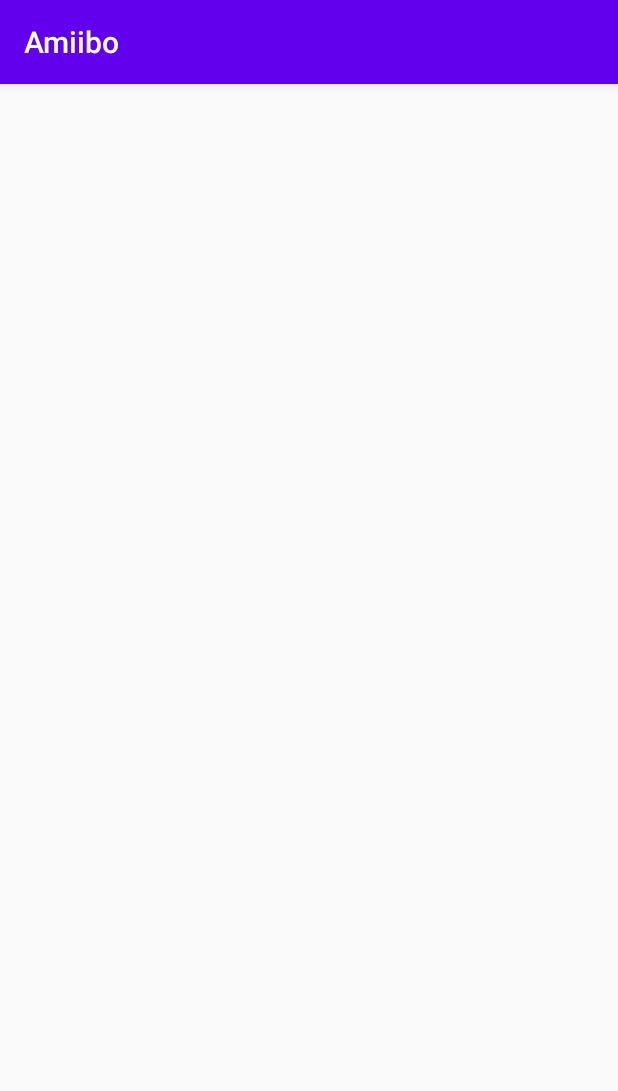
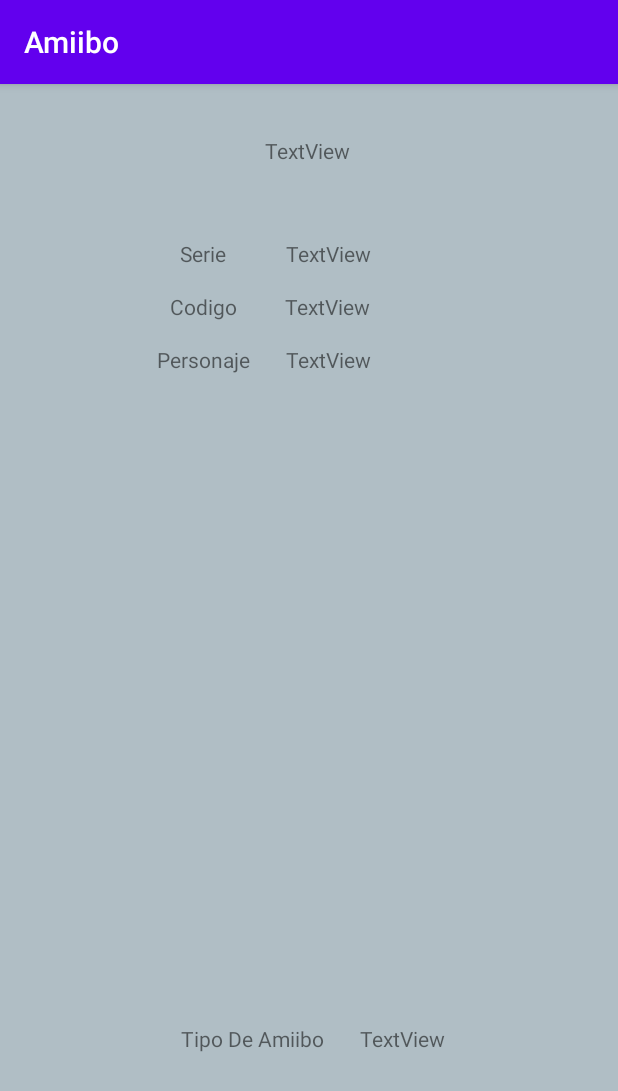
Before and after one commit to AlejandroPerezGarcia/ProyectoFinalCurso, an Android app: the fragment AmiiboDetailFragment placed in its activity, on a phone screen of 412 x 824 dp. Shown: the top 1091 px of the screen. Run offline under Robolectric (Android 15) with nearby library versions, the phone set to English and light mode, and no system bars; our stand-ins replace Picasso, Room's generated code; pictures from the network do not load.

Commit message:
Funcionando Detalle

```diff
--- a/app/src/main/java/cl/alejandroperez/amiibo/view/AmiiboDetailFragment.kt
+++ b/app/src/main/java/cl/alejandroperez/amiibo/view/AmiiboDetailFragment.kt
@@ -5,29 +5,29 @@ import androidx.fragment.app.Fragment
 import android.view.LayoutInflater
 import android.view.View
 import android.view.ViewGroup
+import androidx.fragment.app.activityViewModels
+import androidx.lifecycle.Observer
 import cl.alejandroperez.amiibo.R
+import cl.alejandroperez.amiibo.viewmodel.AmiiboViewModel
+import com.squareup.picasso.Picasso
+import kotlinx.android.synthetic.main.fragment_amiibo_detail.*
+import kotlinx.android.synthetic.main.list_amiibo.view.*
 
-// TODO: Rename parameter arguments, choose names that match
-// the fragment initialization parameters, e.g. ARG_ITEM_NUMBER
+
 private const val ARG_PARAM1 = "param1"
 private const val ARG_PARAM2 = "param2"
 
-/**
- * A simple [Fragment] subclass.
- * Use the [AmiiboDetailFragment.newInstance] factory method to
- * create an instance of this fragment.
- */
+
 class AmiiboDetailFragment : Fragment() {
-    // TODO: Rename and change types of parameters
+
+    private val amiiboViewModel : AmiiboViewModel by activityViewModels()
+
     private var param1: String? = null
     private var param2: String? = null
 
     override fun onCreate(savedInstanceState: Bundle?) {
         super.onCreate(savedInstanceState)
-        arguments?.let {
-            param1 = it.getString(ARG_PARAM1)
-            param2 = it.getString(ARG_PARAM2)
-        }
+
     }
 
     override fun onCreateView(
@@ -39,15 +39,7 @@ class AmiiboDetailFragment : Fragment() {
     }
 
     companion object {
-        /**
-         * Use this factory method to create a new instance of
-         * this fragment using the provided parameters.
-         *
-         * @param param1 Parameter 1.
-         * @param param2 Parameter 2.
-         * @return A new instance of fragment AmiiboDetailFragment.
-         */
-        // TODO: Rename and change types and number of parameters
+
         @JvmStatic
         fun newInstance(param1: String, param2: String) =
             AmiiboDetailFragment().apply {
@@ -57,4 +49,21 @@ class AmiiboDetailFragment : Fragment() {
                 }
             }
     }
+
+    override fun onViewCreated(view: View, savedInstanceState: Bundle?) {
+        super.onViewCreated(view, savedInstanceState)
+        amiiboViewModel.datoSelecionado.observe(viewLifecycleOwner, Observer {
+
+            textViewName.text = it.name
+            textViewGameSerie.text = it.gameSeries
+            textViewTail.text = it.tail
+            textViewCharacter.text = it.character
+            textViewType.text = it.type
+            Picasso.get().load(it.image).into(imageViewDetail)
+
+          //Picasso.get().load(amiiboDataset.get(position).image).into(holder.image.imageViewImage)
+
+        })
+    }
+
 }
--- a/app/src/main/java/cl/alejandroperez/amiibo/view/AmiiboListFragment.kt
+++ b/app/src/main/java/cl/alejandroperez/amiibo/view/AmiiboListFragment.kt
@@ -41,7 +41,6 @@ class AmiiboListFragment : Fragment() {
 
         @JvmStatic
         fun newInstance(param1: String, param2: String) = AmiiboListFragment()
-
     }
 
     override fun onViewCreated(view: View, savedInstanceState: Bundle?) {
@@ -49,8 +48,6 @@ class AmiiboListFragment : Fragment() {
         adapter = AmiiboAdapter(amiiboList)
         amiiboRecyclerView.adapter = adapter
         val amiiboViewModel : AmiiboViewModel by activityViewModels()
-
-
 
         amiiboViewModel.listAmiibo.observe(viewLifecycleOwner,Observer {
             Log.d("fragment" , "$it")
@@ -60,6 +57,8 @@ class AmiiboListFragment : Fragment() {
 
         adapter.amiiboSelect.observe(viewLifecycleOwner,Observer{
             Log.d("lifeCyclearOwner", " Amiibo selecionado $it")
+
+            amiiboViewModel.selecionado(it)
             requireActivity().supportFragmentManager.beginTransaction()
                 .replace(R.id.fragment,AmiiboDetailFragment.newInstance("",""), "detail")
                 .addToBackStack("detail")
--- a/app/src/main/java/cl/alejandroperez/amiibo/view/MainActivity.kt
+++ b/app/src/main/java/cl/alejandroperez/amiibo/view/MainActivity.kt
@@ -14,8 +14,8 @@ class MainActivity : AppCompatActivity() {
         setContentView(R.layout.activity_main)
         Log.d("activiti" , "hola")
 
-
+           supportFragmentManager.beginTransaction()
+           .add(R.id.fragment,AmiiboListFragment.newInstance("",""), "vista")
+           .commit()
     }
-
-
 }
--- a/app/src/main/java/cl/alejandroperez/amiibo/viewmodel/AmiiboViewModel.kt
+++ b/app/src/main/java/cl/alejandroperez/amiibo/viewmodel/AmiiboViewModel.kt
@@ -4,6 +4,7 @@ import android.app.Application
 import android.util.Log
 import androidx.lifecycle.AndroidViewModel
 import androidx.lifecycle.LiveData
+import androidx.lifecycle.MutableLiveData
 import cl.alejandroperez.amiibo.model.api.Repository
 import cl.alejandroperez.amiibo.model.api.db.EntityAmiibo
 
@@ -12,11 +13,14 @@ class AmiiboViewModel (application: Application) : AndroidViewModel(application)
     private var repository: Repository = Repository(application)
     var listAmiibo : LiveData<List<EntityAmiibo>> = repository.listAmiibo
 
+    init {
+        repository = Repository(application)
+        repository.loadApiAmiibo()
+      }
+    val datoSelecionado = MutableLiveData<EntityAmiibo>()
 
-    init {
-        Log.d("repository2" , "${Repository(application)}")
-        repository = Repository(application)
-        Log.d("repository3", "${repository.loadApiAmiibo()}")
-        repository.loadApiAmiibo()
+    fun selecionado(amiibo: EntityAmiibo){
+        datoSelecionado.value = amiibo
     }
+
 }
--- a/app/src/main/res/layout/activity_main.xml
+++ b/app/src/main/res/layout/activity_main.xml
@@ -6,9 +6,9 @@
     android:layout_height="match_parent"
     tools:context=".view.MainActivity">
 
-    <fragment
+    <FrameLayout
         android:id="@+id/fragment"
-        android:name="cl.alejandroperez.amiibo.view.AmiiboListFragment"
+
         android:layout_width="0dp"
         android:layout_height="0dp"
         app:layout_constraintBottom_toBottomOf="parent"
--- a/app/src/main/res/layout/fragment_amiibo_detail.xml
+++ b/app/src/main/res/layout/fragment_amiibo_detail.xml
@@ -1,20 +1,130 @@
 <?xml version="1.0" encoding="utf-8"?>
-<FrameLayout xmlns:android="http://schemas.android.com/apk/res/android"
+<androidx.constraintlayout.widget.ConstraintLayout xmlns:android="http://schemas.android.com/apk/res/android"
     xmlns:app="http://schemas.android.com/apk/res-auto"
     xmlns:tools="http://schemas.android.com/tools"
     android:layout_width="match_parent"
     android:layout_height="match_parent"
+    android:background="@color/colorList"
     tools:context=".view.AmiiboDetailFragment">
 
-    <!-- TODO: Update blank fragment layout -->
-    <TextView
-        android:layout_width="match_parent"
-        android:layout_height="match_parent" />
+    <androidx.constraintlayout.widget.Guideline
+        android:id="@+id/guideline2"
+        android:layout_width="wrap_content"
+        android:layout_height="wrap_content"
+        android:orientation="horizontal"
+        app:layout_constraintGuide_begin="251dp" />
+
+    <androidx.constraintlayout.widget.Guideline
+        android:id="@+id/guideline3"
+        android:layout_width="wrap_content"
+        android:layout_height="wrap_content"
+        android:orientation="horizontal"
+        app:layout_constraintGuide_begin="504dp" />
 
     <ImageView
-        android:id="@+id/imageView"
+        android:id="@+id/imageViewDetail"
+        android:layout_width="0dp"
+        android:layout_height="0dp"
+        app:layout_constraintBottom_toTopOf="@+id/guideline3"
+        app:layout_constraintEnd_toEndOf="parent"
+        app:layout_constraintStart_toStartOf="parent"
+        app:layout_constraintTop_toTopOf="@+id/guideline2"
+        tools:src="@tools:sample/avatars" />
+
+    <TextView
+        android:id="@+id/textView2"
         android:layout_width="wrap_content"
         android:layout_height="wrap_content"
-        tools:src="@tools:sample/avatars" />
+        android:text="Tipo De Amiibo"
+        app:layout_constraintBottom_toBottomOf="parent"
+        app:layout_constraintEnd_toEndOf="parent"
+        app:layout_constraintHorizontal_bias="0.38"
+        app:layout_constraintStart_toStartOf="parent"
+        app:layout_constraintTop_toTopOf="@+id/guideline3"
+        app:layout_constraintVertical_bias="0.501" />
 
-</FrameLayout>
+    <TextView
+        android:id="@+id/textViewType"
+        android:layout_width="wrap_content"
+        android:layout_height="wrap_content"
+        android:layout_marginStart="24dp"
+        android:text="TextView"
+        app:layout_constraintBottom_toBottomOf="@+id/textView2"
+        app:layout_constraintStart_toEndOf="@+id/textView2"
+        app:layout_constraintTop_toTopOf="@+id/textView2" />
+
+    <TextView
+        android:id="@+id/textViewName"
+        android:layout_width="wrap_content"
+        android:layout_height="wrap_content"
+        android:text="TextView"
+        app:layout_constraintBottom_toTopOf="@+id/guideline2"
+        app:layout_constraintEnd_toEndOf="parent"
+        app:layout_constraintHorizontal_bias="0.498"
+        app:layout_constraintStart_toStartOf="parent"
+        app:layout_constraintTop_toTopOf="parent"
+        app:layout_constraintVertical_bias="0.151" />
+
+    <TextView
+        android:id="@+id/textView5"
+        android:layout_width="wrap_content"
+        android:layout_height="wrap_content"
+        android:layout_marginStart="120dp"
+        android:text="Serie"
+        app:layout_constraintBottom_toTopOf="@+id/guideline2"
+        app:layout_constraintStart_toStartOf="parent"
+        app:layout_constraintTop_toTopOf="parent"
+        app:layout_constraintVertical_bias="0.448" />
+
+    <TextView
+        android:id="@+id/textView6"
+        android:layout_width="wrap_content"
+        android:layout_height="wrap_content"
+        android:layout_marginTop="16dp"
+        android:text="Codigo"
+        app:layout_constraintEnd_toEndOf="@+id/textView5"
+        app:layout_constraintStart_toStartOf="@+id/textView5"
+        app:layout_constraintTop_toBottomOf="@+id/textView5" />
+
+    <TextView
+        android:id="@+id/textView7"
+        android:layout_width="wrap_content"
+        android:layout_height="wrap_content"
+        android:layout_marginTop="16dp"
+        android:text="Personaje"
+        app:layout_constraintEnd_toEndOf="@+id/textView6"
+        app:layout_constraintStart_toStartOf="@+id/textView6"
+        app:layout_constraintTop_toBottomOf="@+id/textView6" />
+
+    <TextView
+        android:id="@+id/textViewGameSerie"
+        android:layout_width="wrap_content"
+        android:layout_height="wrap_content"
+        android:layout_marginStart="40dp"
+        android:text="TextView"
+        app:layout_constraintBottom_toBottomOf="@+id/textView5"
+        app:layout_constraintStart_toEndOf="@+id/textView5"
+        app:layout_constraintTop_toTopOf="@+id/textView5"
+        app:layout_constraintVertical_bias="0.0" />
+
+    <TextView
+        android:id="@+id/textViewTail"
+        android:layout_width="wrap_content"
+        android:layout_height="wrap_content"
+        android:layout_marginStart="32dp"
+        android:text="TextView"
+        app:layout_constraintBottom_toBottomOf="@+id/textView6"
+        app:layout_constraintStart_toEndOf="@+id/textView6"
+        app:layout_constraintTop_toTopOf="@+id/textView6"
+        app:layout_constraintVertical_bias="0.0" />
+
+    <TextView
+        android:id="@+id/textViewCharacter"
+        android:layout_width="wrap_content"
+        android:layout_height="wrap_content"
+        android:layout_marginStart="24dp"
+        android:text="TextView"
+        app:layout_constraintBottom_toBottomOf="@+id/textView7"
+        app:layout_constraintStart_toEndOf="@+id/textView7"
+        app:layout_constraintTop_toTopOf="@+id/textView7" />
+</androidx.constraintlayout.widget.ConstraintLayout>
--- a/app/src/main/res/layout/list_amiibo.xml
+++ b/app/src/main/res/layout/list_amiibo.xml
@@ -6,7 +6,7 @@
     android:layout_width="match_parent"
     android:layout_height="wrap_content"
     android:layout_margin="4dp"
-    android:background="@color/cardview_dark_background"
+    android:background="@color/colorList"
     android:padding="8dp">
 
     <TextView
--- a/app/src/main/res/values/colors.xml
+++ b/app/src/main/res/values/colors.xml
@@ -3,4 +3,6 @@
     <color name="colorPrimary">#6200EE</color>
     <color name="colorPrimaryDark">#3700B3</color>
     <color name="colorAccent">#03DAC5</color>
+    <color name="colorDetail">#C8E6C9</color>
+    <color name="colorList">#B0BEC5</color>
 </resources>
```
